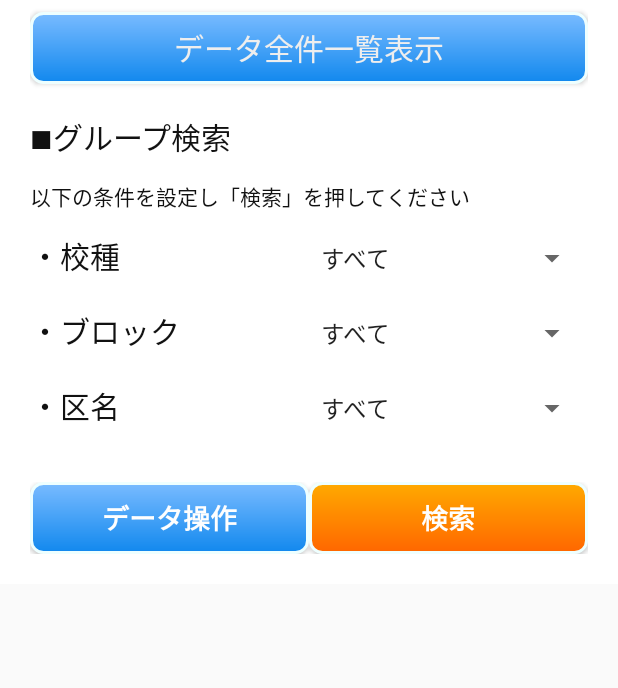
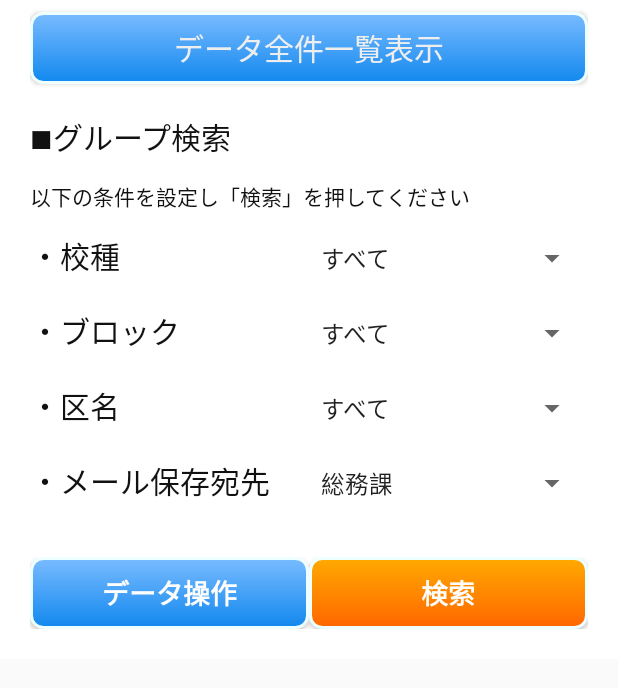
Before and after one commit to tadakazu1972/renrakumouEducationandroid, an Android app: the screen it shows after launch (EarthquakeActivity), on a phone screen of 412 x 824 dp, the part 66-754 px from its top. Run offline under Robolectric (Android 15) with nearby library versions, the phone set to English and light mode, and no system bars; libraries missing offline, so code that uses them is left out: net.sqlcipher.database; 2 statements that could not run were skipped.

Commit message:
メール保存担当　追加

```diff
--- a/app/src/main/res/layout/activity_earthquake.xml
+++ b/app/src/main/res/layout/activity_earthquake.xml
@@ -100,6 +100,26 @@
             android:entries="@array/firestationB0"
             android:layout_marginBottom="20dp"/>
     </LinearLayout>
+    <LinearLayout
+        android:layout_width="match_parent"
+        android:layout_height="wrap_content"
+        android:orientation="horizontal">
+        <TextView
+            android:layout_width="0dp"
+            android:layout_height="wrap_content"
+            android:layout_weight="1"
+            android:text="・メール保存宛先"
+            android:textColor="#111111"
+            android:textSize="20sp"
+            android:layout_marginBottom="20dp"/>
+        <Spinner
+            android:id="@+id/editAddress"
+            android:layout_width="0dp"
+            android:layout_height="wrap_content"
+            android:layout_weight="1"
+            android:entries="@array/fromSection"
+            android:layout_marginBottom="20dp"/>
+    </LinearLayout>
 
     <LinearLayout
         android:layout_marginTop="16dp"
--- a/app/src/main/res/values/arrays.xml
+++ b/app/src/main/res/values/arrays.xml
@@ -90,6 +90,13 @@
         <item>平野区</item>
         <item>西成区</item>
     </string-array>
+    <string-array name="fromSection">
+        <item>総務課</item>
+        <item>教育活動支援担当</item>
+        <item>初等教育担当</item>
+        <item>中学校教育担当</item>
+        <item>高等学校教育担当</item>
+    </string-array>
     <string-array name="kinmuB">
         <item>すべて</item>
     </string-array>
```
